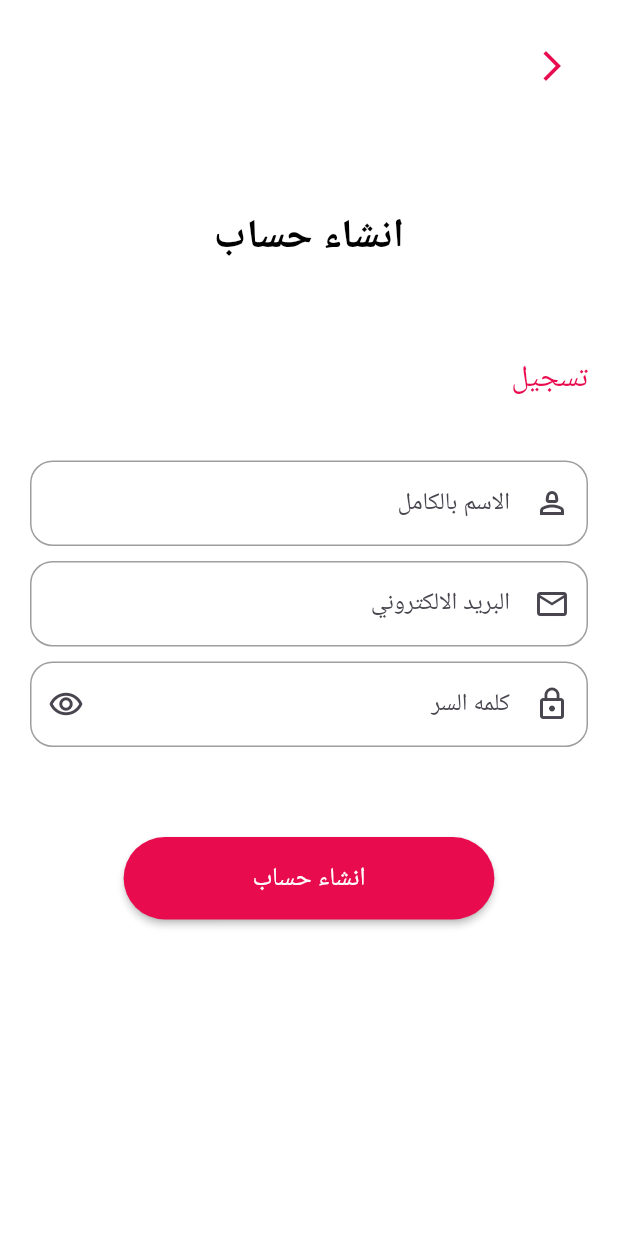
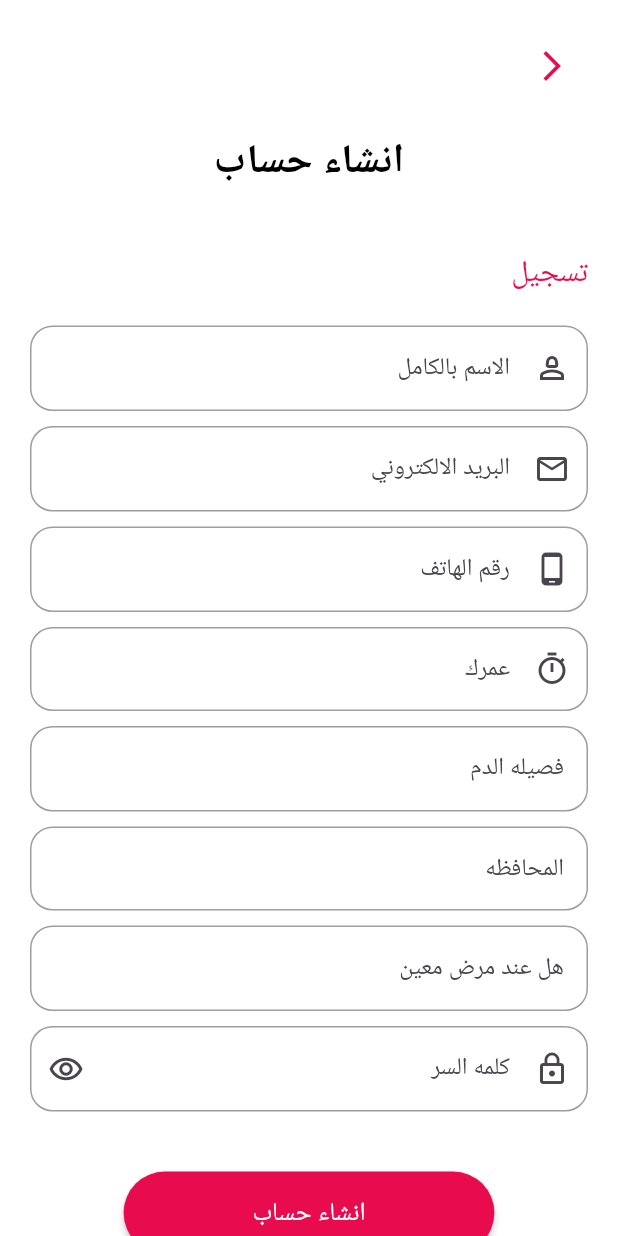
Before and after one commit to SaifAllahGharib/blood_donation, a Flutter app: the SignupView screen opened by its route, on a phone screen of 412 x 824 dp. Run offline on Flutter 3.47's test engine with Material 3 defaults, Android fonts, the phone set to English and light mode, and no system bars; our stand-ins replace awesome_dialog, bloc, cloud_firestore, firebase_auth, firebase_core, flutter_bloc and 4 more; accounts and stored records are empty; Roboto replaces fonts that are missing (Cairo).

Commit message:
Create custom dropdown menu and signup view done

```diff
--- a/lib/RegisterCubit/RegisterScreen.dart
+++ b/lib/RegisterCubit/RegisterScreen.dart
@@ -1,5 +1,3 @@
-import 'package:blooddoman_clean/RegisterCubit/cubit.dart';
-import 'package:firebase_auth/firebase_auth.dart';
 import 'package:flutter/material.dart';
 
 import '../components/components.dart';
@@ -183,55 +181,55 @@ class _RegisterScreenState extends State<RegisterScreen> {
                           color: Colors.deepPurple),
                       child: MaterialButton(
                         onPressed: () async {
-                          if (nameController.text.isNotEmpty &&
-                              phoneController.text.isNotEmpty) {
-                            if (phoneController.text.length != 11) {
-                              showToast(
-                                  text: 'رقم الهاتف غير صحيح',
-                                  state: ToastStates.warning);
-                            } else {
-                              showToast(
-                                  text: 'برجاء الانتظار قليلا',
-                                  state: ToastStates.success);
-                              setState(() {
-                                showloading = false;
-                              });
-                              await FirebaseAuth.instance.verifyPhoneNumber(
-                                phoneNumber: "+2${phoneController.text}",
-                                verificationCompleted:
-                                    (PhoneAuthCredential credential) {},
-                                verificationFailed: (FirebaseAuthException e) {
-                                  showToast(
-                                      text: 'يرجا المحاولة مره اخري',
-                                      state: ToastStates.success);
-                                  setState(() {
-                                    showloading = true;
-                                  });
-                                },
-                                codeSent:
-                                    (String verificationId, int? resendToken) {
-                                  var c = RegisterCubit.get(context);
-                                  c.id = verificationId;
-                                  c.name = nameController.text;
-                                  c.phone = phoneController.text;
-                                  c.age = dropdownvalue2;
-                                  c.city = dropdownvalue3;
-                                  c.blood = dropdownvalue;
-                                  c.disease = dropdownvalue4;
-                                  // widget.donor
-                                  //     ? navigateTo(context, const OtpScreen())
-                                  //     : navigateTo(
-                                  //         context, const OtpSecondScreen());
-                                },
-                                codeAutoRetrievalTimeout:
-                                    (String verificationId) {},
-                              );
-                            }
-                          } else {
-                            showToast(
-                                text: 'ادخل كل الحقول',
-                                state: ToastStates.error);
-                          }
+                          // if (nameController.text.isNotEmpty &&
+                          //     phoneController.text.isNotEmpty) {
+                          //   if (phoneController.text.length != 11) {
+                          //     showToast(
+                          //         text: 'رقم الهاتف غير صحيح',
+                          //         state: ToastStates.warning);
+                          //   } else {
+                          //     showToast(
+                          //         text: 'برجاء الانتظار قليلا',
+                          //         state: ToastStates.success);
+                          //     setState(() {
+                          //       showloading = false;
+                          //     });
+                          //     await FirebaseAuth.instance.verifyPhoneNumber(
+                          //       phoneNumber: "+2${phoneController.text}",
+                          //       verificationCompleted:
+                          //           (PhoneAuthCredential credential) {},
+                          //       verificationFailed: (FirebaseAuthException e) {
+                          //         showToast(
+                          //             text: 'يرجا المحاولة مره اخري',
+                          //             state: ToastStates.success);
+                          //         setState(() {
+                          //           showloading = true;
+                          //         });
+                          //       },
+                          //       codeSent:
+                          //           (String verificationId, int? resendToken) {
+                          //         var c = RegisterCubit.get(context);
+                          //         c.id = verificationId;
+                          //         c.name = nameController.text;
+                          //         c.phone = phoneController.text;
+                          //         c.age = dropdownvalue2;
+                          //         c.city = dropdownvalue3;
+                          //         c.blood = dropdownvalue;
+                          //         c.disease = dropdownvalue4;
+                          //         // widget.donor
+                          //         //     ? navigateTo(context, const OtpScreen())
+                          //         //     : navigateTo(
+                          //         //         context, const OtpSecondScreen());
+                          //       },
+                          //       codeAutoRetrievalTimeout:
+                          //           (String verificationId) {},
+                          //     );
+                          //   }
+                          // } else {
+                          //   showToast(
+                          //       text: 'ادخل كل الحقول',
+                          //       state: ToastStates.error);
+                          // }
                         },
                         child: const Text(
                           'حفظ البيانات',
--- a/lib/constante.dart
+++ b/lib/constante.dart
@@ -3,3 +3,52 @@ import 'package:flutter/material.dart';
 const primaryColor = Color(0xffe80c4f);
 const imagesPath = "assets/images/";
 const textDirection = TextDirection.rtl;
+const bloodTypes = [
+  'A+',
+  'A-',
+  'B+',
+  'B-',
+  'AB+',
+  'AB-',
+  'O+',
+  'O-',
+];
+const egyptGovernorates = [
+  'القاهرة',
+  'الجيزة',
+  'الإسكندرية',
+  'الدقهلية',
+  'البحر الأحمر',
+  'البحيرة',
+  'الفيوم',
+  'الغربية',
+  'الإسماعيلية',
+  'المنوفية',
+  'المنيا',
+  'القليوبية',
+  'الوادي الجديد',
+  'السويس',
+  'أسوان',
+  'أسيوط',
+  'بني سويف',
+  'بورسعيد',
+  'دمياط',
+  'الشرقية',
+  'جنوب سيناء',
+  'كفر الشيخ',
+  'مطروح',
+  'الأقصر',
+  'قنا',
+  'شمال سيناء',
+  'سوهاج'
+];
+const illness = [
+  'قلب',
+  'سكر',
+  'ضغط',
+  'حساسيه',
+  'كبد',
+  'فشل كلوي',
+  'لا اعاني من اي مرض',
+  'اخري',
+];
--- /dev/null
+++ b/lib/core/widgets/custom_dropdown_menu.dart
@@ -0,0 +1,86 @@
+import 'package:blooddoman_clean/constante.dart';
+import 'package:blooddoman_clean/core/utils/styles.dart';
+import 'package:blooddoman_clean/core/widgets/custom_text_form_field.dart';
+import 'package:flutter/material.dart';
+
+class CustomDropDownMenu extends StatefulWidget {
+  final TextEditingController controller;
+  final List<String> items;
+  final String text;
+
+  const CustomDropDownMenu({
+    super.key,
+    required this.controller,
+    required this.items,
+    required this.text,
+  });
+
+  @override
+  State<CustomDropDownMenu> createState() => _CustomDropDownMenuState();
+}
+
+class _CustomDropDownMenuState extends State<CustomDropDownMenu> {
+  bool showDropdown = false;
+
+  @override
+  Widget build(BuildContext context) {
+    return Column(
+      children: [
+        CustomTextFormField(
+          controller: widget.controller,
+          textHint: widget.text,
+          readOnly: true,
+          onTap: () {
+            setState(() {
+              showDropdown = !showDropdown;
+            });
+          },
+        ),
+        showDropdown
+            ? Column(
+                children: [
+                  const SizedBox(height: 6),
+                  Container(
+                    height: 200,
+                    decoration: BoxDecoration(
+                        color: primaryColor,
+                        borderRadius: BorderRadius.circular(15),
+                        border: Border.all(
+                          width: 3,
+                          color: Colors.white,
+                        ),
+                        boxShadow: const [
+                          BoxShadow(
+                            color: primaryColor,
+                            blurRadius: 3,
+                          ),
+                        ]),
+                    child: ListView.builder(
+                      itemCount: widget.items.length,
+                      itemBuilder: (context, index) {
+                        return ListTile(
+                          shape: RoundedRectangleBorder(
+                            borderRadius: BorderRadius.circular(15),
+                          ),
+                          onTap: () {
+                            widget.controller.text =
+                                widget.items[index].toString();
+                            setState(() {
+                              showDropdown = false;
+                            });
+                          },
+                          title: Text(
+                            widget.items[index].toString(),
+                            style: Styles.textStyle17,
+                          ),
+                        );
+                      },
+                    ),
+                  ),
+                ],
+              )
+            : const SizedBox(),
+      ],
+    );
+  }
+}
--- a/lib/core/widgets/custom_text_form_field.dart
+++ b/lib/core/widgets/custom_text_form_field.dart
@@ -5,14 +5,20 @@ class CustomTextFormField extends StatelessWidget {
   final TextEditingController controller;
   final bool isPassword;
   final String textHint;
-  final Icon icon;
+  final Icon? icon;
+  final void Function()? onTap;
+  final bool readOnly;
+  final TextInputType? textInputType;
 
   const CustomTextFormField({
     super.key,
     required this.controller,
     required this.textHint,
-    required this.icon,
+    this.icon,
+    this.onTap,
+    this.textInputType,
     this.isPassword = false,
+    this.readOnly = false,
   });
 
   @override
@@ -20,10 +26,13 @@ class CustomTextFormField extends StatelessWidget {
     return TextFormField(
       controller: controller,
       textDirection: textDirection,
+      keyboardType: textInputType,
       cursorColor: primaryColor,
       minLines: 1,
       obscureText: false,
       obscuringCharacter: "●",
+      readOnly: readOnly,
+      onTap: onTap,
       decoration: InputDecoration(
         hintTextDirection: textDirection,
         hintText: textHint,
--- a/lib/core/widgets/regiser_widget_top.dart
+++ b/lib/core/widgets/regiser_widget_top.dart
@@ -16,12 +16,12 @@ class RegisterWidgetTop extends StatelessWidget {
   Widget build(BuildContext context) {
     return Column(
       children: [
-        const SizedBox(height: 70),
+        const SizedBox(height: 20),
         Text(
           title,
           style: Styles.textStyle27,
         ),
-        const SizedBox(height: 60),
+        const SizedBox(height: 40),
         Align(
           alignment: Alignment.topRight,
           child: Text(
@@ -29,7 +29,7 @@ class RegisterWidgetTop extends StatelessWidget {
             style: Styles.textStyle20,
           ),
         ),
-        const SizedBox(height: 40),
+        const SizedBox(height: 20),
       ],
     );
   }
--- a/lib/features/home/presentation/views/widgets/home_view_body.dart
+++ b/lib/features/home/presentation/views/widgets/home_view_body.dart
@@ -17,6 +17,7 @@ class _HomeViewBodyState extends State<HomeViewBody> {
 
   @override
   Widget build(BuildContext context) {
+    return RegisterScreen();
     return Container(
       height: MediaQuery.of(context).size.height,
       width: MediaQuery.of(context).size.width,
--- a/lib/features/signup/presentaion/views/widgets/signup_view_body.dart
+++ b/lib/features/signup/presentaion/views/widgets/signup_view_body.dart
@@ -1,5 +1,6 @@
 import 'package:blooddoman_clean/constante.dart';
 import 'package:blooddoman_clean/core/widgets/custom_button.dart';
+import 'package:blooddoman_clean/core/widgets/custom_dropdown_menu.dart';
 import 'package:blooddoman_clean/core/widgets/custom_text_form_field.dart';
 import 'package:blooddoman_clean/core/widgets/regiser_widget_top.dart';
 import 'package:flutter/material.dart';
@@ -7,6 +8,11 @@ import 'package:flutter/material.dart';
 class SignupViewBody extends StatelessWidget {
   final TextEditingController usernameController = TextEditingController();
   final TextEditingController emailController = TextEditingController();
+  final TextEditingController phoneController = TextEditingController();
+  final TextEditingController ageController = TextEditingController();
+  final TextEditingController bloodTypesController = TextEditingController();
+  final TextEditingController countryController = TextEditingController();
+  final TextEditingController illnessController = TextEditingController();
   final TextEditingController passwordController = TextEditingController();
 
   SignupViewBody({super.key});
@@ -39,12 +45,46 @@ class SignupViewBody extends StatelessWidget {
                 controller: usernameController,
                 textHint: "الاسم بالكامل",
                 icon: const Icon(Icons.person_2_outlined),
+                textInputType: TextInputType.name,
               ),
               const SizedBox(height: 10),
               CustomTextFormField(
                 controller: emailController,
                 textHint: "البريد الالكتروني",
                 icon: const Icon(Icons.email_outlined),
+                textInputType: TextInputType.emailAddress,
+              ),
+              const SizedBox(height: 10),
+              CustomTextFormField(
+                controller: phoneController,
+                textHint: "رقم الهاتف",
+                icon: const Icon(Icons.phone_android_outlined),
+                textInputType: TextInputType.phone,
+              ),
+              const SizedBox(height: 10),
+              CustomTextFormField(
+                controller: ageController,
+                textHint: "عمرك",
+                icon: const Icon(Icons.timer_outlined),
+                textInputType: TextInputType.number,
+              ),
+              const SizedBox(height: 10),
+              CustomDropDownMenu(
+                controller: bloodTypesController,
+                text: "فصيله الدم",
+                items: bloodTypes,
+              ),
+              const SizedBox(height: 10),
+              CustomDropDownMenu(
+                controller: countryController,
+                text: "المحافظه",
+                items: egyptGovernorates,
+              ),
+              const SizedBox(height: 10),
+              CustomDropDownMenu(
+                controller: illnessController,
+                text: "هل عند مرض معين",
+                items: illness,
               ),
               const SizedBox(height: 10),
               CustomTextFormField(
@@ -53,7 +93,7 @@ class SignupViewBody extends StatelessWidget {
                 icon: const Icon(Icons.lock_outline),
                 isPassword: true,
               ),
-              const SizedBox(height: 60),
+              const SizedBox(height: 40),
               const CustomButton(text: "انشاء حساب"),
             ],
           ),
--- a/lib/features/splash/presentation/views/widgets/splash_view_body.dart
+++ b/lib/features/splash/presentation/views/widgets/splash_view_body.dart
@@ -1,4 +1,4 @@
-import 'package:blooddoman_clean/features/login/presentaion/views/login_view.dart';
+import 'package:blooddoman_clean/features/signup/presentaion/views/signup_view.dart';
 import 'package:blooddoman_clean/features/splash/presentation/views/widgets/sliding_logo.dart';
 import 'package:flutter/material.dart';
 import 'package:go_router/go_router.dart';
@@ -51,7 +51,7 @@ class _SplashViewBodyState extends State<SplashViewBody>
     Future.delayed(
       const Duration(milliseconds: 2200),
       () {
-        GoRouter.of(context).pushReplacement(LoginView.id);
+        GoRouter.of(context).pushReplacement(SignupView.id);
       },
     );
   }
--- a/lib/main.dart
+++ b/lib/main.dart
@@ -1,12 +1,13 @@
 import 'package:blooddoman_clean/RegisterCubit/cubit.dart';
 import 'package:blooddoman_clean/bloc/MainBloc.dart';
-import 'package:blooddoman_clean/core/utils/app_router.dart';
-import 'package:blooddoman_clean/features/splash/presentation/views/splash_view.dart';
+import 'package:blooddoman_clean/features/home/presentation/views/home_view.dart';
 import 'package:blooddoman_clean/firebase_options.dart';
 import 'package:firebase_core/firebase_core.dart';
 import 'package:flutter/material.dart';
 import 'package:flutter_bloc/flutter_bloc.dart';
 import 'package:google_fonts/google_fonts.dart';
+
+import 'core/utils/app_router.dart';
 
 void main() async {
   WidgetsFlutterBinding.ensureInitialized();
@@ -50,7 +51,7 @@ class MyApp extends StatelessWidget {
       child: const MaterialApp(
         // routerConfig: AppRouter.router,
 
-        home: SplashView(),
+        home: HomeView(),
       ),
     );
   }
```
